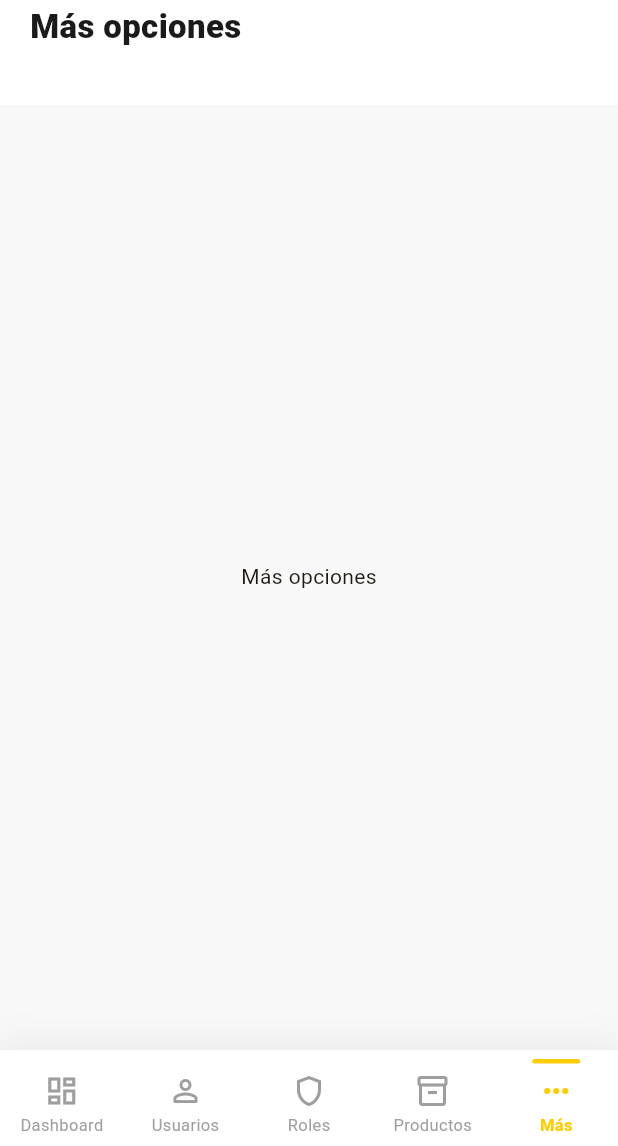
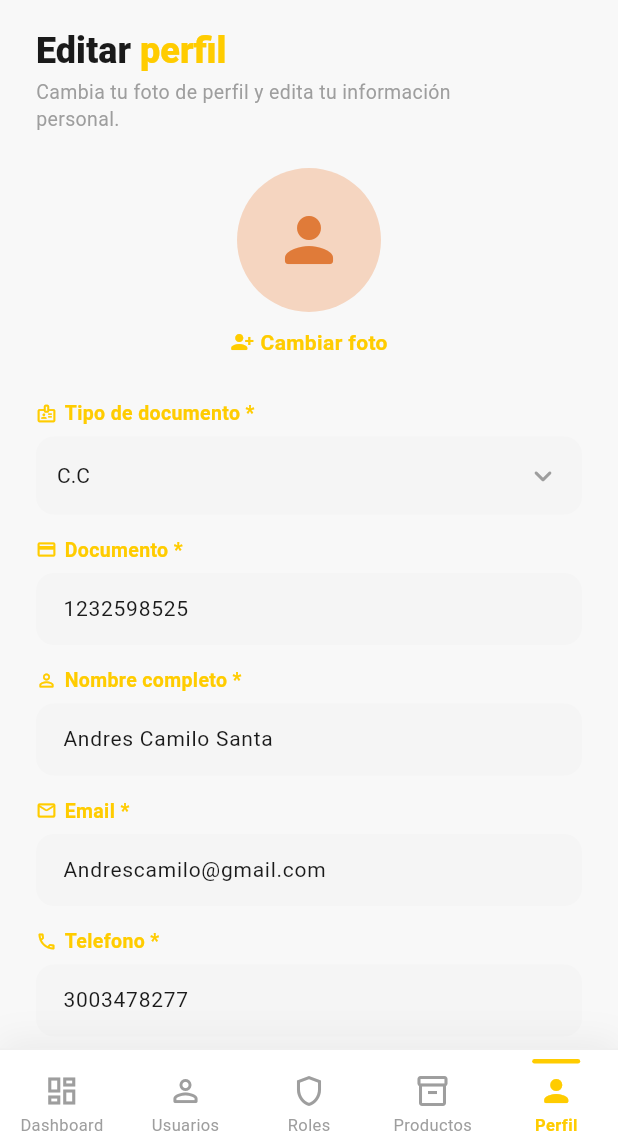
Before and after one commit to Emanuel-24/ElectroSoft-Mobile, a Flutter app: the screen it shows after launch, item 5 of the bottom bar chosen, on a phone screen of 412 x 824 dp, the part 90-1236 px from its top. Run offline on Flutter 3.47's test engine with Material 3 defaults, Android fonts, the phone set to English and light mode, and no system bars.

Commit message:
feat: edit profile listo

```diff
--- a/lib/main.dart
+++ b/lib/main.dart
@@ -1,7 +1,9 @@
 import 'package:flutter/material.dart';
 import 'widgets/widgets.dart';
 import 'theme/app_theme.dart';
+import 'models/user_profile.dart';
 import 'screens/roles_screen.dart';
+import 'screens/edit_profile_screen.dart';
 
 void main() {
   runApp(const ElectroSoftApp());
@@ -36,12 +38,22 @@ class _MainShellState extends State<MainShell> {
   int _currentIndex = 0;
   String _searchQuery = '';
 
+  // Perfil del usuario — reemplazar con tu fuente de datos real
+  UserProfile _userProfile = const UserProfile(
+    fullName: 'Andres Camilo Santa',
+    email: 'Andrescamilo@gmail.com',
+    phone: '3003478277',
+    document: '1232598525',
+    documentType: 'C.C',
+    role: 'Admin',
+  );
+
   static const List<_PageConfig> _pages = [
     _PageConfig(title: 'Dashboard'),
     _PageConfig(title: 'Usuarios'),
     _PageConfig(title: 'Gestión de roles', searchHint: 'Buscar rol...'),
     _PageConfig(title: 'Productos', searchHint: 'Buscar producto...'),
-    _PageConfig(title: 'Más opciones', showSearch: false),
+    _PageConfig(title: '', showSearch: false),
   ];
 
   String get _currentTitle => _pages[_currentIndex].title;
@@ -56,7 +68,9 @@ class _MainShellState extends State<MainShell> {
         showSearch: _showSearch,
         searchHint: _currentHint,
         onSearch: (value) => setState(() => _searchQuery = value),
-        onAvatarTap: () {},
+        onAvatarTap:
+            () {}, // avatar sin acción — el perfil está en el tab Perfil
+        avatarUrl: _userProfile.avatarUrl,
       ),
       body: _buildCurrentPage(),
       bottomNavigationBar: ElectroBottomNav(
@@ -70,23 +84,23 @@ class _MainShellState extends State<MainShell> {
     );
   }
 
+  // ── ✏️  ZONA DE TRABAJO DEL EQUIPO ────────────────────────────────────────
   Widget _buildCurrentPage() {
     switch (_currentIndex) {
       case 0:
-        return const Center(child: Text("Dashboard"));
-
+        return const Center(child: Text('Dashboard')); // → DashboardScreen
       case 1:
-        return const Center(child: Text("Usuarios"));
-
+        return const Center(child: Text('Usuarios')); // → UsuariosScreen
       case 2:
-        return const RolesScreen();
-
+        return const RolesScreen(); // ✅ ya conectado
       case 3:
-        return const Center(child: Text("Productos"));
-
+        return const Center(child: Text('Productos')); // → ProductosScreen
       case 4:
-        return const Center(child: Text("Más opciones"));
-
+        return EditProfileScreen(
+          // ✅ tab Perfil
+          profile: _userProfile,
+          onSave: (updated) => setState(() => _userProfile = updated),
+        );
       default:
         return const SizedBox();
     }
--- /dev/null
+++ b/lib/models/user_profile.dart
@@ -0,0 +1,45 @@
+/// ─────────────────────────────────────────────────────────────────────────────
+/// UserProfile — Modelo de datos del usuario
+///
+/// Importa donde lo necesites:
+///   import 'package:electrosoft/models/user_profile.dart';
+/// ─────────────────────────────────────────────────────────────────────────────
+class UserProfile {
+  final String documentType;
+  final String document;
+  final String fullName;
+  final String email;
+  final String phone;
+  final String role;
+  final String? avatarUrl;
+
+  const UserProfile({
+    this.documentType = 'C.C',
+    this.document = '',
+    this.fullName = '',
+    this.email = '',
+    this.phone = '',
+    this.role = '',
+    this.avatarUrl,
+  });
+
+  UserProfile copyWith({
+    String? documentType,
+    String? document,
+    String? fullName,
+    String? email,
+    String? phone,
+    String? role,
+    String? avatarUrl,
+  }) {
+    return UserProfile(
+      documentType: documentType ?? this.documentType,
+      document:     document     ?? this.document,
+      fullName:     fullName     ?? this.fullName,
+      email:        email        ?? this.email,
+      phone:        phone        ?? this.phone,
+      role:         role         ?? this.role,
+      avatarUrl:    avatarUrl    ?? this.avatarUrl,
+    );
+  }
+}
--- /dev/null
+++ b/lib/screens/edit_profile_screen.dart
@@ -0,0 +1,383 @@
+import 'package:flutter/material.dart';
+import 'dart:io';
+import '../theme/app_theme.dart';
+import '../models/user_profile.dart';
+
+/// ─────────────────────────────────────────────────────────────────────────────
+/// EditProfileScreen
+///
+/// Pantalla de perfil accesible desde el tab "Perfil" del menú inferior.
+/// Todo el contenido vive dentro de un SingleChildScrollView para evitar
+/// que el avatar quede fijo al hacer scroll.
+/// ─────────────────────────────────────────────────────────────────────────────
+class EditProfileScreen extends StatefulWidget {
+  final UserProfile profile;
+  final ValueChanged<UserProfile>? onSave;
+
+  const EditProfileScreen({super.key, required this.profile, this.onSave});
+
+  @override
+  State<EditProfileScreen> createState() => _EditProfileScreenState();
+}
+
+class _EditProfileScreenState extends State<EditProfileScreen> {
+  late final TextEditingController _documentCtrl;
+  late final TextEditingController _nameCtrl;
+  late final TextEditingController _emailCtrl;
+  late final TextEditingController _phoneCtrl;
+  late String _docType;
+  File? _pickedImage;
+
+  static const List<String> _docTypes = ['C.C', 'C.E', 'NIT', 'Pasaporte'];
+
+  @override
+  void initState() {
+    super.initState();
+    final p = widget.profile;
+    _documentCtrl = TextEditingController(text: p.document);
+    _nameCtrl = TextEditingController(text: p.fullName);
+    _emailCtrl = TextEditingController(text: p.email);
+    _phoneCtrl = TextEditingController(text: p.phone);
+    _docType = p.documentType;
+  }
+
+  @override
+  void dispose() {
+    _documentCtrl.dispose();
+    _nameCtrl.dispose();
+    _emailCtrl.dispose();
+    _phoneCtrl.dispose();
+    super.dispose();
+  }
+
+  void _save() {
+    final updated = widget.profile.copyWith(
+      documentType: _docType,
+      document: _documentCtrl.text.trim(),
+      fullName: _nameCtrl.text.trim(),
+      email: _emailCtrl.text.trim(),
+      phone: _phoneCtrl.text.trim(),
+    );
+    widget.onSave?.call(updated);
+  }
+
+  @override
+  Widget build(BuildContext context) {
+    return SingleChildScrollView(
+      padding: const EdgeInsets.fromLTRB(24, 20, 24, 32),
+      child: Column(
+        crossAxisAlignment: CrossAxisAlignment.start,
+        children: [
+          // ── Encabezado ───────────────────────────────────────
+          RichText(
+            text: const TextSpan(
+              children: [
+                TextSpan(
+                  text: 'Editar ',
+                  style: TextStyle(
+                    fontSize: 24,
+                    fontWeight: FontWeight.w800,
+                    color: AppTheme.textDark,
+                  ),
+                ),
+                TextSpan(
+                  text: 'perfil',
+                  style: TextStyle(
+                    fontSize: 24,
+                    fontWeight: FontWeight.w800,
+                    color: AppTheme.primary,
+                  ),
+                ),
+              ],
+            ),
+          ),
+          const SizedBox(height: 4),
+          const Text(
+            'Cambia tu foto de perfil y edita tu información\npersonal.',
+            style: TextStyle(
+              fontSize: 13,
+              color: AppTheme.textMuted,
+              height: 1.4,
+            ),
+          ),
+
+          // ── Avatar ───────────────────────────────────────────
+          const SizedBox(height: 24),
+          Center(
+            child: _AvatarPicker(
+              avatarUrl: widget.profile.avatarUrl,
+              pickedFile: _pickedImage,
+              onTap: () {
+                // TODO: integrar image_picker
+                // final img = await ImagePicker().pickImage(source: ImageSource.gallery);
+                // if (img != null) setState(() => _pickedImage = File(img.path));
+              },
+            ),
+          ),
+
+          // ── Formulario ───────────────────────────────────────
+          const SizedBox(height: 8),
+          _DropdownField(
+            label: 'Tipo de documento',
+            icon: Icons.badge_outlined,
+            value: _docType,
+            items: _docTypes,
+            onChanged: (v) => setState(() => _docType = v!),
+          ),
+          const SizedBox(height: 14),
+          _InputField(
+            label: 'Documento',
+            icon: Icons.credit_card_outlined,
+            controller: _documentCtrl,
+            keyboardType: TextInputType.number,
+          ),
+          const SizedBox(height: 14),
+          _InputField(
+            label: 'Nombre completo',
+            icon: Icons.person_outline_rounded,
+            controller: _nameCtrl,
+            keyboardType: TextInputType.name,
+          ),
+          const SizedBox(height: 14),
+          _InputField(
+            label: 'Email',
+            icon: Icons.mail_outline_rounded,
+            controller: _emailCtrl,
+            keyboardType: TextInputType.emailAddress,
+          ),
+          const SizedBox(height: 14),
+          _InputField(
+            label: 'Telefono',
+            icon: Icons.phone_outlined,
+            controller: _phoneCtrl,
+            keyboardType: TextInputType.phone,
+          ),
+          const SizedBox(height: 14),
+          _InputField(
+            label: 'Rol',
+            icon: Icons.shield_outlined,
+            controller: TextEditingController(text: widget.profile.role),
+            readOnly: true,
+          ),
+          const SizedBox(height: 28),
+
+          // ── Botón guardar ────────────────────────────────────
+          SizedBox(
+            width: double.infinity,
+            child: ElevatedButton(
+              onPressed: _save,
+              style: ElevatedButton.styleFrom(
+                backgroundColor: AppTheme.primary,
+                foregroundColor: AppTheme.textDark,
+                padding: const EdgeInsets.symmetric(vertical: 16),
+                shape: RoundedRectangleBorder(
+                  borderRadius: BorderRadius.circular(14),
+                ),
+                elevation: 0,
+              ),
+              child: const Text(
+                'Editar Perfil',
+                style: TextStyle(
+                  fontWeight: FontWeight.w800,
+                  fontSize: 16,
+                  letterSpacing: 0.2,
+                ),
+              ),
+            ),
+          ),
+        ],
+      ),
+    );
+  }
+}
+
+// ─── Avatar con botón de cambio ───────────────────────────────────────────────
+class _AvatarPicker extends StatelessWidget {
+  final String? avatarUrl;
+  final File? pickedFile;
+  final VoidCallback onTap;
+
+  const _AvatarPicker({this.avatarUrl, this.pickedFile, required this.onTap});
+
+  @override
+  Widget build(BuildContext context) {
+    ImageProvider? image;
+    if (pickedFile != null) {
+      image = FileImage(pickedFile!);
+    } else if (avatarUrl != null) {
+      image = NetworkImage(avatarUrl!);
+    }
+
+    return Column(
+      children: [
+        CircleAvatar(
+          radius: 48,
+          backgroundColor: const Color(0xFFF5D5C0),
+          backgroundImage: image,
+          child: image == null
+              ? const Icon(
+                  Icons.person_rounded,
+                  size: 48,
+                  color: AppTheme.avatarBg,
+                )
+              : null,
+        ),
+        const SizedBox(height: 10),
+        GestureDetector(
+          onTap: onTap,
+          child: const Row(
+            mainAxisSize: MainAxisSize.min,
+            children: [
+              Icon(
+                Icons.person_add_alt_1_rounded,
+                size: 16,
+                color: AppTheme.primary,
+              ),
+              SizedBox(width: 4),
+              Text(
+                'Cambiar foto',
+                style: TextStyle(
+                  color: AppTheme.primary,
+                  fontWeight: FontWeight.w600,
+                  fontSize: 14,
+                ),
+              ),
+            ],
+          ),
+        ),
+        const SizedBox(height: 20),
+      ],
+    );
+  }
+}
+
+// ─── Campo de texto ───────────────────────────────────────────────────────────
+class _InputField extends StatelessWidget {
+  final String label;
+  final IconData icon;
+  final TextEditingController controller;
+  final TextInputType keyboardType;
+  final bool readOnly;
+
+  const _InputField({
+    required this.label,
+    required this.icon,
+    required this.controller,
+    this.keyboardType = TextInputType.text,
+    this.readOnly = false,
+  });
+
+  @override
+  Widget build(BuildContext context) {
+    return Column(
+      crossAxisAlignment: CrossAxisAlignment.start,
+      children: [
+        Row(
+          children: [
+            Icon(icon, size: 14, color: AppTheme.primary),
+            const SizedBox(width: 5),
+            Text(
+              '$label *',
+              style: const TextStyle(
+                fontSize: 13,
+                fontWeight: FontWeight.w600,
+                color: AppTheme.primary,
+              ),
+            ),
+          ],
+        ),
+        const SizedBox(height: 6),
+        TextField(
+          controller: controller,
+          readOnly: readOnly,
+          keyboardType: keyboardType,
+          style: TextStyle(
+            fontSize: 14,
+            color: readOnly ? AppTheme.textMuted : AppTheme.textDark,
+          ),
+          decoration: InputDecoration(
+            filled: true,
+            fillColor: readOnly
+                ? const Color(0xFFF0F0F0)
+                : const Color(0xFFF5F5F5),
+            contentPadding: const EdgeInsets.symmetric(
+              horizontal: 14,
+              vertical: 13,
+            ),
+            border: OutlineInputBorder(
+              borderRadius: BorderRadius.circular(12),
+              borderSide: BorderSide.none,
+            ),
+            focusedBorder: OutlineInputBorder(
+              borderRadius: BorderRadius.circular(12),
+              borderSide: const BorderSide(color: AppTheme.primary, width: 1.5),
+            ),
+          ),
+        ),
+      ],
+    );
+  }
+}
+
+// ─── Dropdown ─────────────────────────────────────────────────────────────────
+class _DropdownField extends StatelessWidget {
+  final String label;
+  final IconData icon;
+  final String value;
+  final List<String> items;
+  final ValueChanged<String?> onChanged;
+
+  const _DropdownField({
+    required this.label,
+    required this.icon,
+    required this.value,
+    required this.items,
+    required this.onChanged,
+  });
+
+  @override
+  Widget build(BuildContext context) {
+    return Column(
+      crossAxisAlignment: CrossAxisAlignment.start,
+      children: [
+        Row(
+          children: [
+            Icon(icon, size: 14, color: AppTheme.primary),
+            const SizedBox(width: 5),
+            Text(
+              '$label *',
+              style: const TextStyle(
+                fontSize: 13,
+                fontWeight: FontWeight.w600,
+                color: AppTheme.primary,
+              ),
+            ),
+          ],
+        ),
+        const SizedBox(height: 6),
+        Container(
+          padding: const EdgeInsets.symmetric(horizontal: 14, vertical: 2),
+          decoration: BoxDecoration(
+            color: const Color(0xFFF5F5F5),
+            borderRadius: BorderRadius.circular(12),
+          ),
+          child: DropdownButtonHideUnderline(
+            child: DropdownButton<String>(
+              value: value,
+              isExpanded: true,
+              icon: const Icon(
+                Icons.keyboard_arrow_down_rounded,
+                color: AppTheme.textMuted,
+              ),
+              style: const TextStyle(fontSize: 14, color: AppTheme.textDark),
+              items: items
+                  .map((e) => DropdownMenuItem(value: e, child: Text(e)))
+                  .toList(),
+              onChanged: onChanged,
+            ),
+          ),
+        ),
+      ],
+    );
+  }
+}
--- a/lib/widgets/electro_app_bar.dart
+++ b/lib/widgets/electro_app_bar.dart
@@ -9,6 +9,8 @@ import '../theme/app_theme.dart';
 ///
 /// PARÁMETROS:
 ///   - [title]       Título de la pantalla actual (ej. "Gestión de roles").
+///                   Si es vacío y [showSearch] es false, solo se muestra
+///                   la fila del logo (altura reducida automáticamente).
 ///   - [showSearch]  Muestra u oculta la barra de búsqueda (default: true).
 ///   - [searchHint]  Placeholder del campo de búsqueda.
 ///   - [onSearch]    Callback que recibe el texto escrito.
@@ -50,21 +52,26 @@ class ElectroAppBar extends StatelessWidget implements PreferredSizeWidget {
     this.avatarUrl,
   });
 
-  // Altura total: fila del logo (56) + fila del título+búsqueda (64) + padding
+  // Solo muestra la fila del logo cuando no hay título ni búsqueda
+  bool get _soloLogo => title.isEmpty && !showSearch;
+
   @override
-  Size get preferredSize => const Size.fromHeight(130);
+  Size get preferredSize => Size.fromHeight(_soloLogo ? 72 : 130);
 
   @override
   Widget build(BuildContext context) {
+    final topPadding = MediaQuery.of(context).padding.top;
+
     return Container(
       color: AppTheme.surface,
       padding: EdgeInsets.only(
-        top: MediaQuery.of(context).padding.top + 8,
+        top: topPadding + 8,
         left: 20,
         right: 20,
         bottom: 12,
       ),
       child: Column(
+        mainAxisSize: MainAxisSize.min,
         children: [
           // ── Fila 1: Logo + Avatar ──────────────────────────────
           Row(
@@ -75,31 +82,33 @@ class ElectroAppBar extends StatelessWidget implements PreferredSizeWidget {
             ],
           ),
 
+          // ── Fila 2: Título + Búsqueda (solo si hay contenido) ──
+          if (!_soloLogo) ...[
             const SizedBox(height: 14),
-
-          // ── Fila 2: Título + Búsqueda ──────────────────────────
             Row(
               children: [
-              Text(title, style: AppTheme.pageTitle),
+                if (title.isNotEmpty) Text(title, style: AppTheme.pageTitle),
                 if (showSearch) ...[
-                const SizedBox(width: 16),
-                Expanded(child: _SearchBar(hint: searchHint, onChanged: onSearch)),
+                  if (title.isNotEmpty) const SizedBox(width: 16),
+                  Expanded(
+                    child: _SearchBar(hint: searchHint, onChanged: onSearch),
+                  ),
                 ],
               ],
             ),
+          ],
         ],
       ),
     );
   }
 }
 
-// ─── Logo ────────────────────────────────────────────────────────────────────
+// ─── Logo ─────────────────────────────────────────────────────────────────────
 class _Logo extends StatelessWidget {
   @override
   Widget build(BuildContext context) {
     return Row(
       children: [
-        // Ícono con fondo amarillo claro
         Container(
           width: 36,
           height: 36,
@@ -150,7 +159,7 @@ class _Avatar extends StatelessWidget {
   }
 }
 
-// ─── SearchBar ───────────────────────────────────────────────────────────────
+// ─── SearchBar ────────────────────────────────────────────────────────────────
 class _SearchBar extends StatelessWidget {
   final String hint;
   final ValueChanged<String>? onChanged;
@@ -164,7 +173,10 @@ class _SearchBar extends StatelessWidget {
       decoration: BoxDecoration(
         color: AppTheme.surface,
         borderRadius: BorderRadius.circular(20),
-        border: Border.all(color: AppTheme.primary.withOpacity(0.5), width: 1.5),
+        border: Border.all(
+          color: AppTheme.primary.withOpacity(0.5),
+          width: 1.5,
+        ),
         boxShadow: [
           BoxShadow(
             color: Colors.black.withOpacity(0.04),
@@ -179,7 +191,11 @@ class _SearchBar extends StatelessWidget {
         decoration: InputDecoration(
           hintText: hint,
           hintStyle: const TextStyle(fontSize: 14, color: AppTheme.textMuted),
-          prefixIcon: const Icon(Icons.search_rounded, color: AppTheme.primary, size: 20),
+          prefixIcon: const Icon(
+            Icons.search_rounded,
+            color: AppTheme.primary,
+            size: 20,
+          ),
           border: InputBorder.none,
           contentPadding: const EdgeInsets.symmetric(vertical: 10),
           isDense: true,
--- a/lib/widgets/electro_bottom_nav.dart
+++ b/lib/widgets/electro_bottom_nav.dart
@@ -203,8 +203,9 @@ class ElectroNavItem {
           activeIcon: Icons.inventory_2_rounded,
         ),
         ElectroNavItem(
-          label: 'Más',
-          icon: Icons.more_horiz_rounded,
+          label: 'Perfil',
+          icon: Icons.person_outline_rounded,
+          activeIcon: Icons.person_rounded,
         ),
       ];
 }
```
Also changed, not shown: lib/widgets/edit_profile_sheet.dart (deleted). Lines whose indentation alone changed are shown as unchanged.
